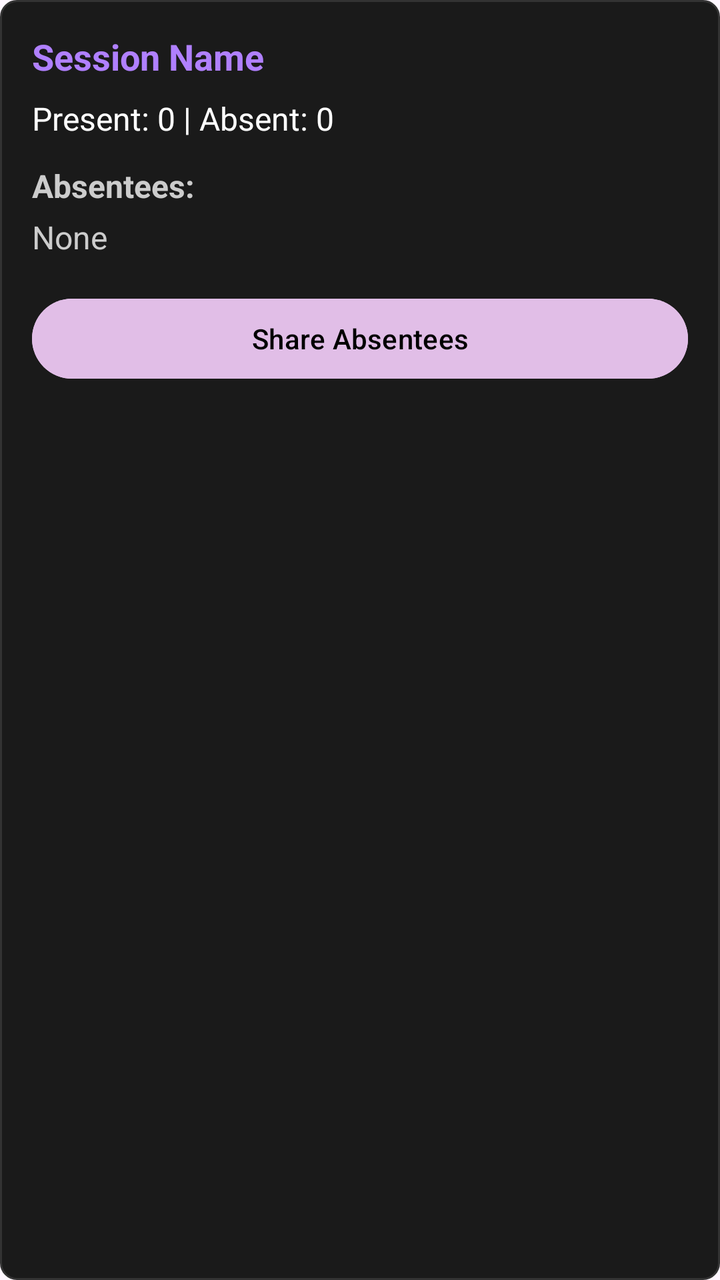
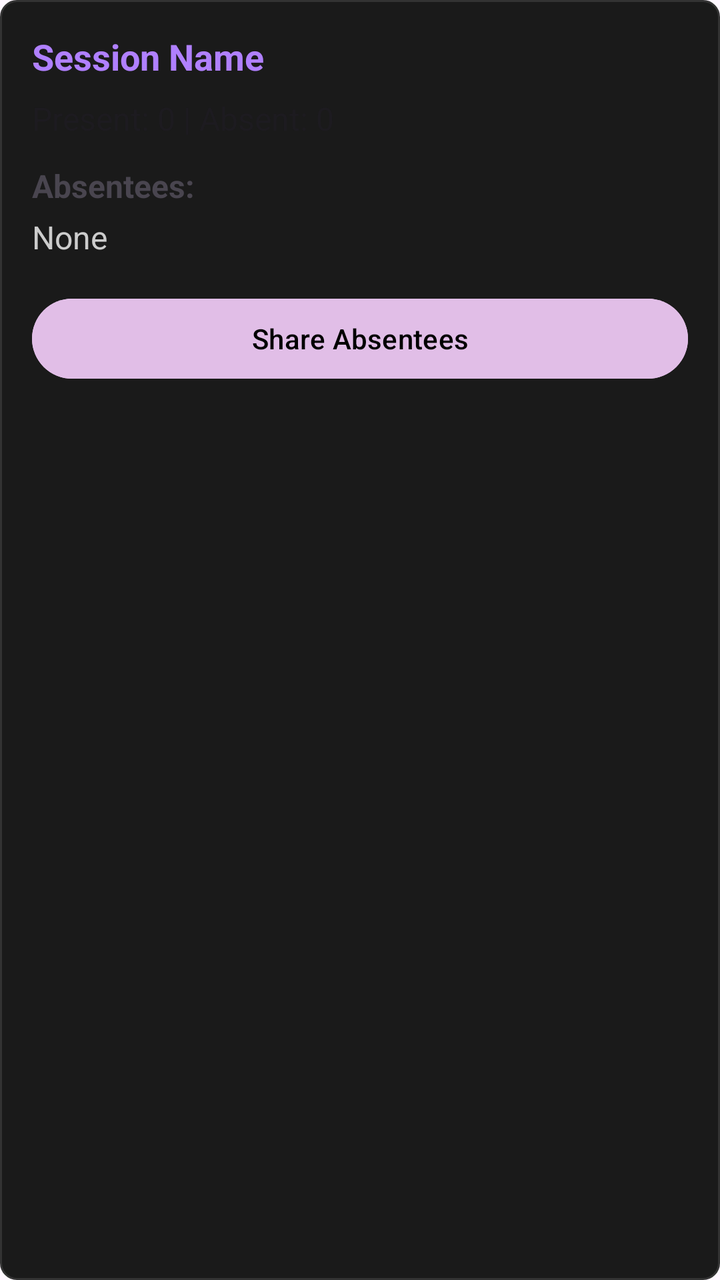

Two renders of the same Android screen: before a commit and after it. Below are the layout's source before the change and the commit's diff.
<!-- AndroidManifest.xml: application theme Theme.VITeacherToolkit -->
<!-- res/layout/item_history_detail_card.xml -->
<?xml version="1.0" encoding="utf-8"?>
<LinearLayout xmlns:android="http://schemas.android.com/apk/res/android"
    android:layout_width="match_parent"
    android:layout_height="wrap_content"
    android:orientation="vertical"
    android:padding="16dp"
    android:background="@drawable/bg_history_item"
    android:layout_marginBottom="20dp">

    <TextView
        android:id="@+id/tvSessionName"
        android:layout_width="match_parent"
        android:layout_height="wrap_content"
        android:text="Session Name"
        android:textColor="@color/lavender_dark"
        android:textSize="18sp"
        android:textStyle="bold"
        android:importantForAccessibility="yes" />

    <TextView
        android:id="@+id/tvStats"
        android:layout_width="match_parent"
        android:layout_height="wrap_content"
        android:layout_marginTop="8dp"
        android:text="Present: 0 | Absent: 0"
        android:textColor="#FFFFFF"
        android:textSize="16sp"
        android:importantForAccessibility="yes" />

    <TextView
        android:layout_width="match_parent"
        android:layout_height="wrap_content"
        android:layout_marginTop="12dp"
        android:text="Absentees:"
        android:textColor="#CCCCCC"
        android:textSize="16sp"
        android:textStyle="bold"
        android:importantForAccessibility="yes" />

    <TextView
        android:id="@+id/tvAbsentees"
        android:layout_width="match_parent"
        android:layout_height="wrap_content"
        android:layout_marginTop="4dp"
        android:text="None"
        android:textColor="#FFCCCCCC"
        android:textSize="16sp"
        android:lineSpacingExtra="4dp"
        android:importantForAccessibility="yes" />

    <Button
        android:id="@+id/btnShare"
        android:layout_width="match_parent"
        android:layout_height="wrap_content"
        android:minHeight="48dp"
        android:layout_marginTop="16dp"
        android:text="Share Absentees"
        android:textColor="#000000"
        android:backgroundTint="@color/lavender"
        android:contentDescription="Share absentees report"
        android:importantForAccessibility="yes" />

</LinearLayout>
<!-- resources referenced by this layout -->
<resources>
  <color name="lavender">#FFE1BEE7</color>
  <color name="lavender_dark">#FFB080FF</color>
  <!-- drawable bg_history_item (drawable) -->
  <?xml version="1.0" encoding="utf-8"?>
  <shape xmlns:android="http://schemas.android.com/apk/res/android"
      android:shape="rectangle">
      <solid android:color="#FF1A1A1A" /> 
      <stroke
          android:width="1dp"
          android:color="#FF333333" /> 
      <corners android:radius="8dp" />
  </shape>
  <style name="Theme.VITeacherToolkit" parent="Base.Theme.VITeacherToolkit" />
  <style name="Base.Theme.VITeacherToolkit" parent="Theme.Material3.DayNight.NoActionBar">
          
          <item name="colorPrimary">@color/lavender</item>
          <item name="colorOnPrimary">@color/black</item>
  
          
          <item name="android:spinnerStyle">@style/CustomSpinnerStyle</item>
          <item name="android:spinnerItemStyle">@style/CustomSpinnerItemStyle</item>
          <item name="android:spinnerDropDownItemStyle">@style/CustomSpinnerDropDownItemStyle</item>
          <item name="spinnerDropDownItemStyle">@style/CustomSpinnerDropDownItemStyle</item>
      </style>
  <color name="black">#FF000000</color>
  <style name="CustomSpinnerStyle" parent="Widget.AppCompat.Spinner">
          <item name="android:popupBackground">@color/grey_dark</item>
      </style>
  <style name="CustomSpinnerItemStyle" parent="Widget.AppCompat.TextView.SpinnerItem">
          <item name="android:textColor">@color/white</item>
          <item name="android:textSize">16sp</item>
      </style>
  <style name="CustomSpinnerDropDownItemStyle" parent="Widget.AppCompat.DropDownItem.Spinner">
          <item name="android:textColor">@color/white</item>
          <item name="android:background">@color/grey_dark</item>
          <item name="android:checkMarkTint">@color/lavender</item>
          <item name="android:textSize">16sp</item>
          <item name="android:padding">12dp</item>
      </style>
  <color name="grey_dark">#FF333333</color>
  <color name="white">#FFFFFFFF</color>
</resources>

<!-- the commit's change to res/layout/item_history_detail_card.xml (unified diff, before → after) -->
@@ -23,7 +23,7 @@
         android:layout_height="wrap_content"
         android:layout_marginTop="8dp"
         android:text="Present: 0 | Absent: 0"
-        android:textColor="#FFFFFF"
+        android:textColor="?android:attr/textColorPrimary"
         android:textSize="16sp"
         android:importantForAccessibility="yes" />
 
@@ -32,7 +32,7 @@
         android:layout_height="wrap_content"
         android:layout_marginTop="12dp"
         android:text="Absentees:"
-        android:textColor="#CCCCCC"
+        android:textColor="?android:attr/textColorSecondary"
         android:textSize="16sp"
         android:textStyle="bold"
         android:importantForAccessibility="yes" />
<!-- resource entries referenced after the edit -->
@@ -26,20 +26,19 @@
       </style>
   <color name="black">#FF000000</color>
   <style name="CustomSpinnerStyle" parent="Widget.AppCompat.Spinner">
-          <item name="android:popupBackground">@color/grey_dark</item>
+          <item name="android:popupBackground">@color/white</item>
       </style>
   <style name="CustomSpinnerItemStyle" parent="Widget.AppCompat.TextView.SpinnerItem">
-          <item name="android:textColor">@color/white</item>
+          <item name="android:textColor">@color/black</item>
           <item name="android:textSize">16sp</item>
       </style>
   <style name="CustomSpinnerDropDownItemStyle" parent="Widget.AppCompat.DropDownItem.Spinner">
-          <item name="android:textColor">@color/white</item>
-          <item name="android:background">@color/grey_dark</item>
-          <item name="android:checkMarkTint">@color/lavender</item>
+          <item name="android:textColor">@color/black</item>
+          <item name="android:background">@color/white</item>
+          <item name="android:checkMarkTint">@color/lavender_dark</item>
           <item name="android:textSize">16sp</item>
           <item name="android:padding">12dp</item>
       </style>
-  <color name="grey_dark">#FF333333</color>
   <color name="white">#FFFFFFFF</color>
 </resources>
 
